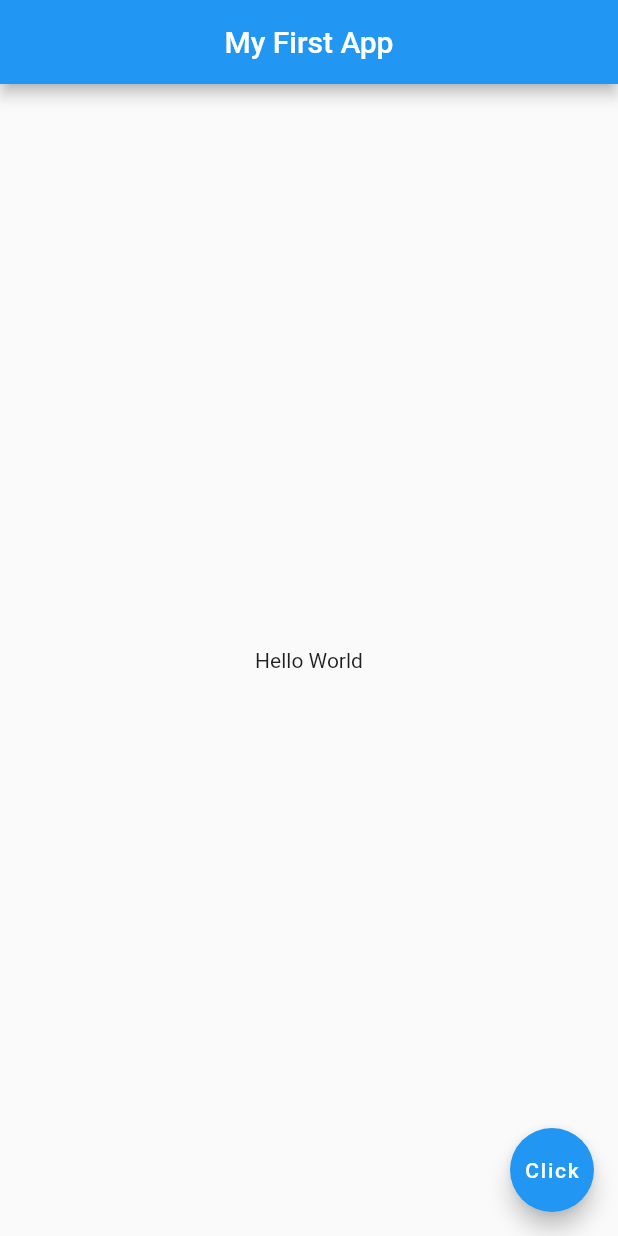
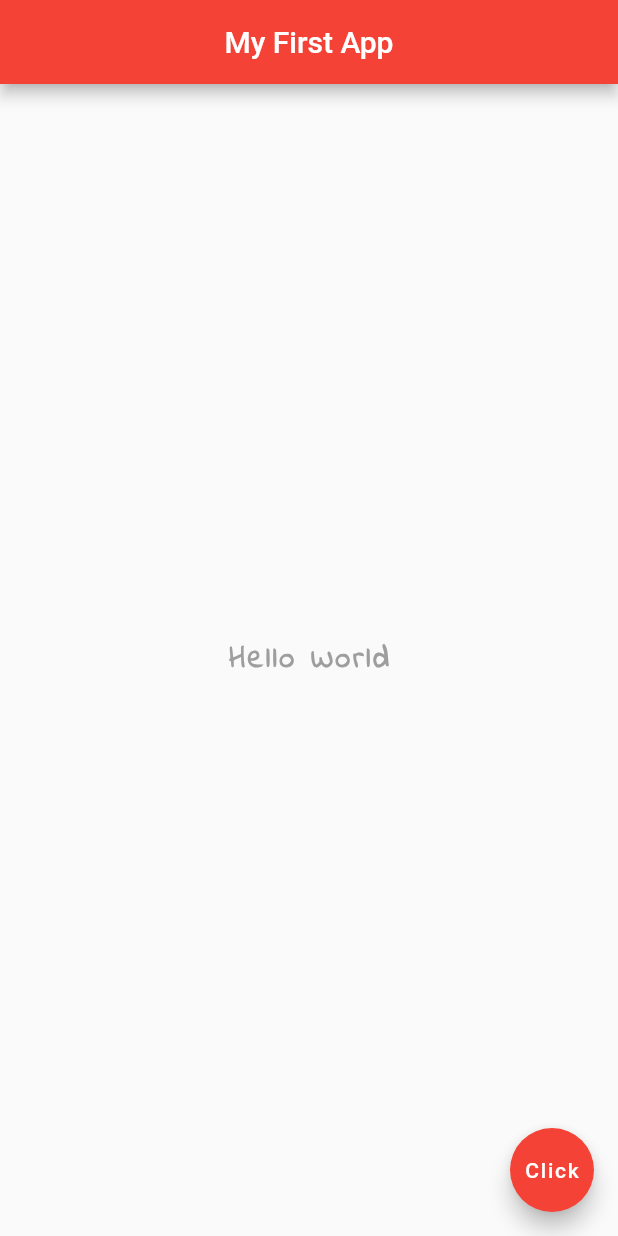
Before and after one commit to sat6362255029/FlutterMyapp, a Flutter app: the screen it shows after launch, on a phone screen of 412 x 824 dp. Run offline on Flutter 3.47's test engine with Material 2 defaults, Android fonts, the phone set to English and light mode, and no system bars.

Commit message:
updated the appbar colour and font

```diff
--- a/lib/main.dart
+++ b/lib/main.dart
@@ -1,17 +1,33 @@
 import 'package:flutter/material.dart';
 
 void main() => runApp(MaterialApp(
-      home: Scaffold(
+      home: Home(),
+    ));
+
+class Home extends StatelessWidget {
+  @override
+  Widget build(BuildContext Context) {
+    return Scaffold(
       appBar: AppBar(
         title: Text('My First App'),
         centerTitle: true,
+        backgroundColor: Colors.red,
       ),
       body: Center(
-          child: Text('Hello World'),
+        child: Text('Hello World',
+            style: TextStyle(
+              fontSize: 20.0,
+              fontWeight: FontWeight.bold,
+              letterSpacing: 2.0,
+              color: Colors.grey,
+              fontFamily: 'IndieFlower',
+            )),
       ),
       floatingActionButton: FloatingActionButton(
         onPressed: () {},
         child: Text('Click'),
+        backgroundColor: Colors.red,
       ),
-      ),
-    ));
+    );
+  }
+}
```
Also changed, not shown: pubspec.yaml (+6 -11 lines), fonts/IndieFlower-Regular.ttf (added). Lines whose indentation alone changed are shown as unchanged.
